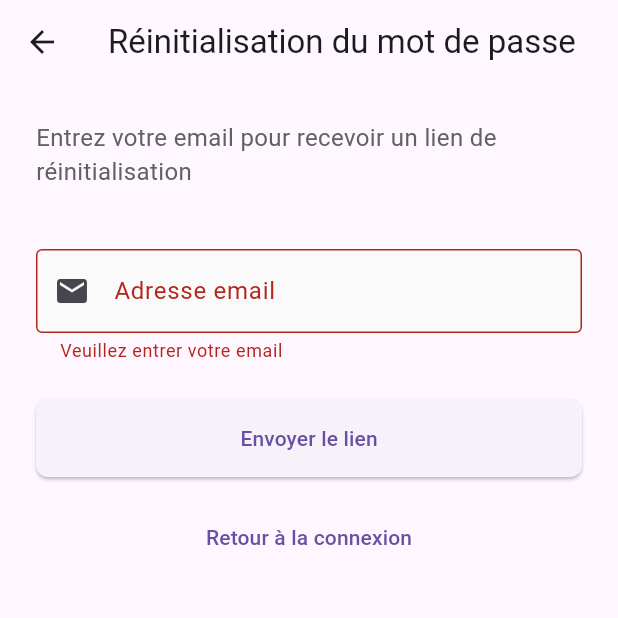
After one commit to Fresnelakan/Lead, a Flutter app: the ForgotPasswordPage screen opened directly, after a tap on "Envoyer le lien", on a phone screen of 412 x 824 dp, the top half of it. The commit adds this screen. Run offline on Flutter 3.47's test engine with Material 3 defaults, Android fonts, the light colour scheme and no system bars; our stand-ins replace cloud_firestore, firebase_auth, firebase_core, flutter_svg, google_sign_in, shared_preferences; accounts and stored records are empty.

Commit message:
Connexin amelioree

```diff
--- /dev/null
+++ b/lib/forgot_password_page.dart
@@ -0,0 +1,199 @@
+import 'package:flutter/material.dart';
+import 'package:firebase_auth/firebase_auth.dart';
+
+class ForgotPasswordPage extends StatefulWidget {
+  @override
+  _ForgotPasswordPageState createState() => _ForgotPasswordPageState();
+}
+
+class _ForgotPasswordPageState extends State<ForgotPasswordPage> {
+  final _emailController = TextEditingController();
+  final _formKey = GlobalKey<FormState>();
+  bool _isLoading = false;
+  bool _emailSent = false;
+  String? _errorMessage;
+
+  @override
+  void dispose() {
+    _emailController.dispose();
+    super.dispose();
+  }
+
+  Future<void> _sendPasswordResetEmail() async {
+    if (!_formKey.currentState!.validate()) return;
+
+    setState(() {
+      _isLoading = true;
+      _errorMessage = null;
+      _emailSent = false;
+    });
+
+    final email = _emailController.text.trim();
+    debugPrint("Tentative d'envoi à: $email");
+
+    try {
+      await FirebaseAuth.instance.sendPasswordResetEmail(email: email);
+      debugPrint("Requête envoyée avec succès");
+
+      if (mounted) {
+        setState(() {
+          _emailSent = true;
+          _isLoading = false;
+        });
+      }
+    } on FirebaseAuthException catch (e) {
+      debugPrint("Erreur Firebase: ${e.code} - ${e.message}");
+
+      if (mounted) {
+        setState(() {
+          _errorMessage = _getErrorMessage(e);
+          _isLoading = false;
+        });
+      }
+    } catch (e) {
+      debugPrint("Erreur inattendue: $e");
+      if (mounted) {
+        setState(() {
+          _errorMessage = 'Une erreur inattendue est survenue';
+          _isLoading = false;
+        });
+      }
+    }
+  }
+
+  String _getErrorMessage(FirebaseAuthException e) {
+    switch (e.code) {
+      case 'invalid-email':
+        return 'Format d\'email invalide';
+      case 'user-not-found':
+        return 'Aucun compte trouvé avec cet email';
+      case 'too-many-requests':
+        return 'Trop de tentatives. Réessayez plus tard.';
+      default:
+        return 'Erreur lors de l\'envoi du lien';
+    }
+  }
+
+  @override
+  Widget build(BuildContext context) {
+    return Scaffold(
+      appBar: AppBar(
+        title: const Text('Réinitialisation du mot de passe'),
+        elevation: 0,
+      ),
+      body: SingleChildScrollView(
+        padding: const EdgeInsets.all(24.0),
+        child: Form(
+          key: _formKey,
+          child: Column(
+            crossAxisAlignment: CrossAxisAlignment.stretch,
+            children: [
+              Text(
+                'Entrez votre email pour recevoir un lien de réinitialisation',
+                style: TextStyle(
+                  fontSize: 16,
+                  color: Colors.grey[700],
+                ),
+              ),
+              const SizedBox(height: 24),
+
+              if (_emailSent)
+                Container(
+                  padding: const EdgeInsets.all(16),
+                  decoration: BoxDecoration(
+                    color: Colors.green[50],
+                    borderRadius: BorderRadius.circular(8),
+                  ),
+                  child: const Row(
+                    children: [
+                      Icon(Icons.check_circle, color: Colors.green),
+                      SizedBox(width: 8),
+                      Expanded(
+                        child: Text(
+                          'Si un compte existe avec cet email, un lien a été envoyé. Vérifiez votre boîte mail et les spams.',
+                          style: TextStyle(color: Colors.green),
+                        ),
+                      ),
+                    ],
+                  ),
+                ),
+
+              if (_errorMessage != null)
+                Container(
+                  padding: const EdgeInsets.all(16),
+                  decoration: BoxDecoration(
+                    color: Colors.red[50],
+                    borderRadius: BorderRadius.circular(8),
+                  ),
+                  child: Row(
+                    children: [
+                      const Icon(Icons.error, color: Colors.red),
+                      const SizedBox(width: 8),
+                      Expanded(
+                        child: Text(
+                          _errorMessage!,
+                          style: const TextStyle(color: Colors.red),
+                        ),
+                      ),
+                    ],
+                  ),
+                ),
+
+              const SizedBox(height: 16),
+              TextFormField(
+                controller: _emailController,
+                decoration: InputDecoration(
+                  labelText: 'Adresse email',
+                  border: const OutlineInputBorder(),
+                  prefixIcon: const Icon(Icons.email),
+                  filled: true,
+                  fillColor: Colors.grey[50],
+                ),
+                keyboardType: TextInputType.emailAddress,
+                validator: (value) {
+                  if (value == null || value.isEmpty) {
+                    return 'Veuillez entrer votre email';
+                  }
+                  if (!RegExp(r'^[\w-\.]+@([\w-]+\.)+[\w-]{2,4}$').hasMatch(value)) {
+                    return 'Format d\'email invalide';
+                  }
+                  return null;
+                },
+              ),
+              const SizedBox(height: 24),
+              ElevatedButton(
+                onPressed: _isLoading ? null : _sendPasswordResetEmail,
+                style: ElevatedButton.styleFrom(
+                  padding: const EdgeInsets.symmetric(vertical: 16),
+                  shape: RoundedRectangleBorder(
+                    borderRadius: BorderRadius.circular(8),
+                  ),
+                ),
+                child: _isLoading
+                    ? const SizedBox(
+                        height: 24,
+                        width: 24,
+                        child: CircularProgressIndicator(
+                          strokeWidth: 2,
+                          color: Colors.white,
+                        ),
+                      )
+                    : const Text('Envoyer le lien'),
+              ),
+              const SizedBox(height: 16),
+              TextButton(
+                onPressed: () => Navigator.of(context).pop(),
+                child: Text(
+                  'Retour à la connexion',
+                  style: TextStyle(
+                    color: Theme.of(context).primaryColor,
+                  ),
+                ),
+              ),
+            ],
+          ),
+        ),
+      ),
+    );
+  }
+}
```
Also changed, not shown: lib/apps_page.dart (added, +13 -0 lines), lib/login_page.dart (+16 -0 lines), lib/notifications_page.dart (added, +13 -0 lines).
